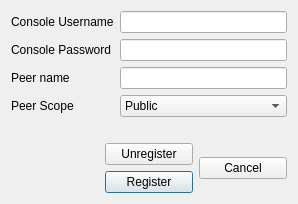
First picture: the form in hub/forms/DlgRegisterPeer.ui, repository subutai-io/control-center, before the edit.
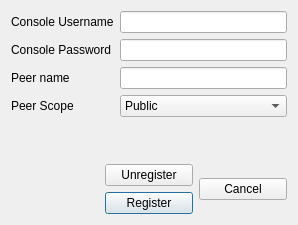
Second picture: the form after the edit.

What changed in the file:
```diff
--- a/hub/forms/DlgRegisterPeer.ui
+++ b/hub/forms/DlgRegisterPeer.ui
@@ -7,7 +7,7 @@
     <x>0</x>
     <y>0</y>
     <width>298</width>
-    <height>184</height>
+    <height>225</height>
    </rect>
   </property>
   <property name="sizePolicy">
```
Left out of the diff: 12 changed lines with no effect on the pictures.
